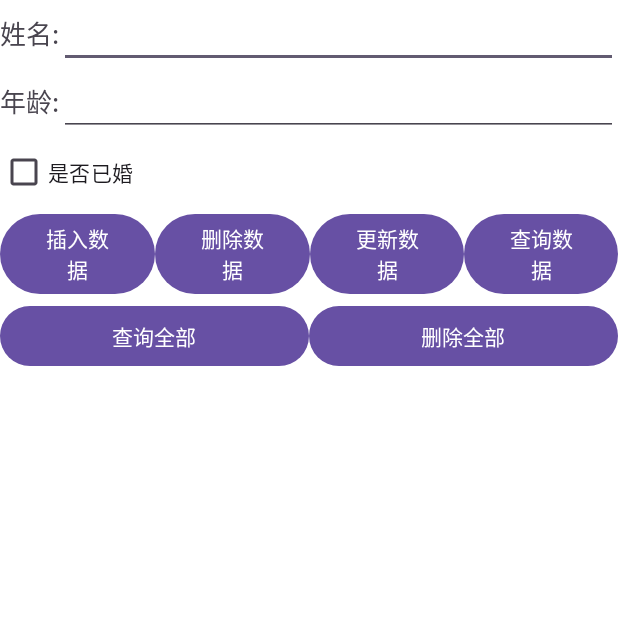
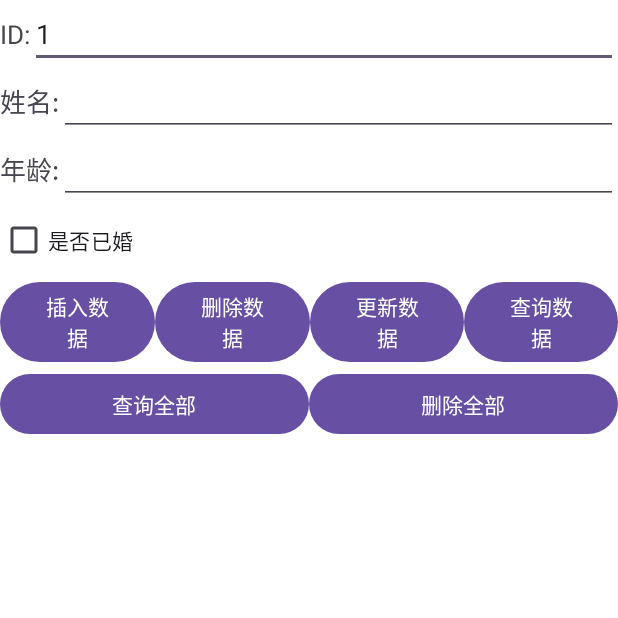
Before and after one commit to qinyue530/AndroidTest, an Android app: the JetpackRoomActivity screen opened directly, with no data from a screen before it, after a tap on "查询数据", on a phone screen of 412 x 824 dp, the top half of it. Run offline under Robolectric (Android 15) with nearby library versions, the phone set to English and light mode, and no system bars; our stand-ins replace Room's generated code.

Commit message:
修复bug

```diff
--- a/app/src/main/java/com/example/amdroidtestjava/JetpackRoomActivity.java
+++ b/app/src/main/java/com/example/amdroidtestjava/JetpackRoomActivity.java
@@ -18,12 +18,14 @@ import com.example.amdroidtestjava.dao.RoomUserDao;
 import com.example.amdroidtestjava.database.RoomUserDatabase;
 import com.example.amdroidtestjava.enity.RoomUser;
 
+import java.util.ArrayList;
 import java.util.List;
 
 public class JetpackRoomActivity extends AppCompatActivity implements View.OnClickListener {
 
     EditText roomName;
     EditText roomAge;
+    EditText roomId;
     CheckBox roomMaried;
     Button insertRoomUser;
     Button deleteRoomUser;
@@ -34,9 +36,6 @@ public class JetpackRoomActivity extends AppCompatActivity implements View.OnCli
     TextView roomResult;
     RoomUserDatabase roomUserDatabase;
     RoomUserDao roomUserDao;
-    int roomUserId;
-
-    RoomUser roomUser = new RoomUser();
 
 
     @Override
@@ -60,6 +59,7 @@ public class JetpackRoomActivity extends AppCompatActivity implements View.OnCli
     }
 
     private void initView() {
+        roomId = findViewById(R.id.roomId);
         roomAge = findViewById(R.id.roomAge);
         roomName = findViewById(R.id.roomName);
         roomMaried = findViewById(R.id.roomMaried);
@@ -84,28 +84,44 @@ public class JetpackRoomActivity extends AppCompatActivity implements View.OnCli
 
     @Override
     public void onClick(View view) {
+        List<RoomUser> roomUserList = new ArrayList<>();
+        String id = roomId.getText().toString();
         String name = roomName.getText().toString();
         String age = roomAge.getText().toString();
         Boolean married = roomMaried.isActivated();
+        RoomUser roomUser = new RoomUser();
         roomUser.setMarried(married);
         roomUser.setAge(age);
         roomUser.setName(name);
-        roomUser.setId(roomUserId);
+        if(null != id && !"".equals(id.trim())){
+            roomUser.setId(Integer.valueOf(id));
+        }
+
         if(view.getId() == insertRoomUser.getId()){
-            roomUserDao.insert(roomUser);
+            RoomUser insertRoomUSer = new RoomUser();
+            insertRoomUSer.setName(name);
+            insertRoomUSer.setAge(age);
+            insertRoomUSer.setMarried(married);
+            roomUserDao.insert(insertRoomUSer);
         }else if(view.getId() == deleteRoomUser.getId()){
             roomUserDao.delete(roomUser);
         }else if(view.getId() == updateRoomUser.getId()){
             roomUserDao.update(roomUser);
         }else if(view.getId() == selectRoomUser.getId()){
-            roomUser = roomUserDao.queryByName(name).get(0);
-            roomUserId = roomUser.getId();
+            roomUserList = roomUserDao.queryByName(name);
         }else if(view.getId() == queryAllRoomUser.getId()){
-            roomUser = roomUserDao.queryAll().get(0);
-            roomUserId = roomUser.getId();
+            roomUserList = roomUserDao.queryAll();
         }else if(view.getId() == delAllRoomUser.getId()){
             roomUserDao.deleteAll();
         }
+        if(null != roomUserList && roomUserList.size()>0){
+            roomUser = roomUserList.get(0);
+            roomId.setText(String.valueOf(roomUser.getId()));
+            roomName.setText(roomUser.getName());
+            roomAge.setText(roomUser.getAge());
+            roomMaried.setActivated(roomUser.getMarried());
+        }
+
 
     }
 }
--- a/app/src/main/java/com/example/amdroidtestjava/MainActivity.java
+++ b/app/src/main/java/com/example/amdroidtestjava/MainActivity.java
@@ -42,7 +42,7 @@ public class MainActivity extends AppCompatActivity {
         });
 
         TextView helloWorld = findViewById(R.id.helloWorld);
-        helloWorld.setText("秦跃,Android学习!");
+        helloWorld.setText("HELLO WORLD!");
         //Java设置字体大小默认为sp 会随着系统设置的字体大小改变
         helloWorld.setTextSize(30);
         //设置字体颜色
--- a/app/src/main/res/layout/activity_jetpack_room.xml
+++ b/app/src/main/res/layout/activity_jetpack_room.xml
@@ -17,6 +17,21 @@
             android:layout_width="match_parent"
             android:layout_height="wrap_content"
             android:orientation="vertical">
+            <LinearLayout
+                android:layout_width="match_parent"
+                android:layout_height="wrap_content">
+                <TextView
+                    android:layout_width="wrap_content"
+                    android:layout_height="wrap_content"
+                    android:gravity="center"
+                    android:text="ID:"
+                    android:textSize="17sp" />
+                <EditText
+                    android:id="@+id/roomId"
+                    android:layout_width="0dp"
+                    android:layout_height="wrap_content"
+                    android:layout_weight="1" />
+            </LinearLayout>
             <LinearLayout
                 android:layout_width="match_parent"
                 android:layout_height="wrap_content">
```
